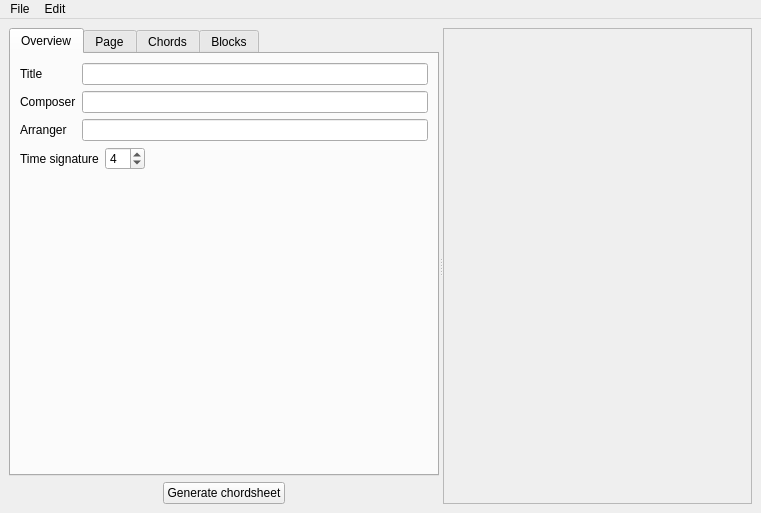
Above: ui/mainwindow.ui from ivanholmes/chordsheet before the change. Below: the same form after it.
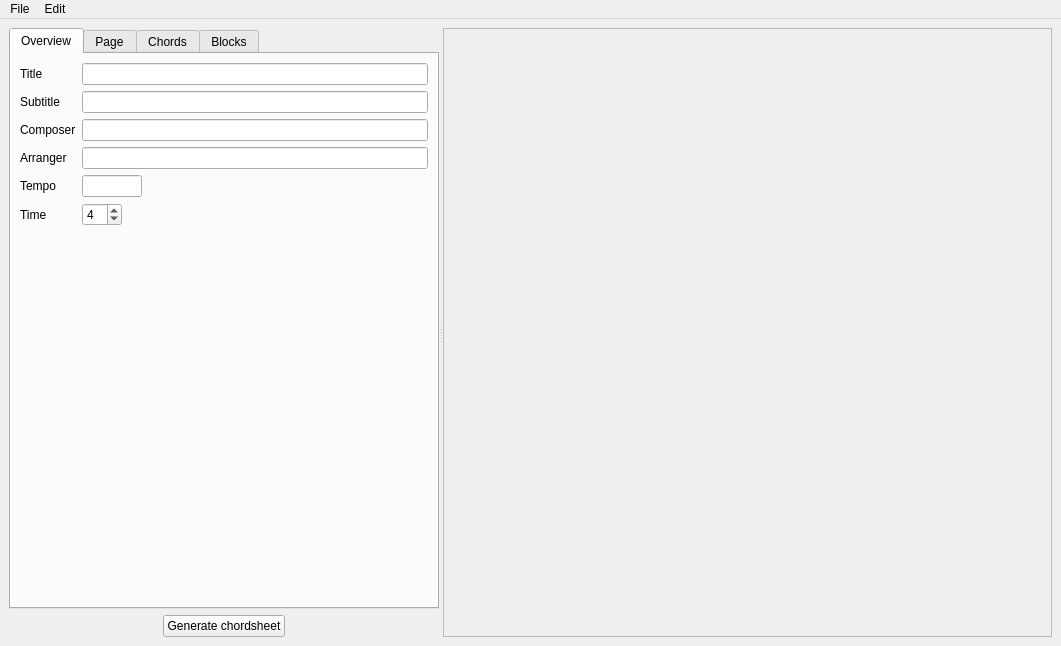
That is the form after the change. Custom widgets are drawn as their Qt base class.

Commit message: Add subtitle and tempo fields Allow changing block width

Patch:
```diff
--- a/ui/mainwindow.ui
+++ b/ui/mainwindow.ui
@@ -6,8 +6,8 @@
    <rect>
     <x>0</x>
     <y>0</y>
-    <width>761</width>
-    <height>513</height>
+    <width>1061</width>
+    <height>646</height>
    </rect>
   </property>
   <property name="windowTitle">
@@ -42,7 +42,7 @@
        <property name="minimumSize">
         <size>
          <width>430</width>
-         <height>400</height>
+         <height>600</height>
         </size>
        </property>
        <property name="maximumSize">
@@ -104,13 +104,23 @@
                    </widget>
                   </item>
                   <item row="1" column="0">
+                   <widget class="QLabel" name="subtitleLabel">
+                    <property name="text">
+                     <string>Subtitle</string>
+                    </property>
+                   </widget>
+                  </item>
+                  <item row="1" column="1">
+                   <widget class="QLineEdit" name="subtitleLineEdit"/>
+                  </item>
+                  <item row="2" column="0">
                    <widget class="QLabel" name="composerLabel">
                     <property name="text">
                      <string>Composer</string>
                     </property>
                    </widget>
                   </item>
-                  <item row="1" column="1">
+                  <item row="2" column="1">
                    <widget class="QLineEdit" name="composerLineEdit">
                     <property name="sizePolicy">
                      <sizepolicy hsizetype="MinimumExpanding" vsizetype="Fixed">
@@ -120,14 +130,14 @@
                     </property>
                    </widget>
                   </item>
-                  <item row="2" column="0">
+                  <item row="3" column="0">
                    <widget class="QLabel" name="arrangerLabel">
                     <property name="text">
                      <string>Arranger</string>
                     </property>
                    </widget>
                   </item>
-                  <item row="2" column="1">
+                  <item row="3" column="1">
                    <widget class="QLineEdit" name="arrangerLineEdit">
                     <property name="sizePolicy">
                      <sizepolicy hsizetype="MinimumExpanding" vsizetype="Fixed">
@@ -137,18 +147,37 @@
                     </property>
                    </widget>
                   </item>
-                 </layout>
-                </item>
-                <item>
-                 <layout class="QFormLayout" name="formLayoutTimeSignature">
-                  <item row="0" column="0">
+                  <item row="4" column="0">
+                   <widget class="QLabel" name="tempoLabel">
+                    <property name="text">
+                     <string>Tempo</string>
+                    </property>
+                   </widget>
+                  </item>
+                  <item row="4" column="1">
+                   <widget class="QLineEdit" name="tempoLineEdit">
+                    <property name="sizePolicy">
+                     <sizepolicy hsizetype="Fixed" vsizetype="Fixed">
+                      <horstretch>0</horstretch>
+                      <verstretch>0</verstretch>
+                     </sizepolicy>
+                    </property>
+                    <property name="maximumSize">
+                     <size>
+                      <width>60</width>
+                      <height>16777215</height>
+                     </size>
+                    </property>
+                   </widget>
+                  </item>
+                  <item row="5" column="0">
                    <widget class="QLabel" name="timeSignatureLabel">
                     <property name="text">
-                     <string>Time signature</string>
+                     <string>Time</string>
                     </property>
                    </widget>
                   </item>
-                  <item row="0" column="1">
+                  <item row="5" column="1">
                    <widget class="QSpinBox" name="timeSignatureSpinBox">
                     <property name="maximumSize">
                      <size>
@@ -739,8 +768,8 @@
          <rect>
           <x>0</x>
           <y>0</y>
-          <width>298</width>
-          <height>465</height>
+          <width>598</width>
+          <height>598</height>
          </rect>
         </property>
         <property name="autoFillBackground">
@@ -787,7 +816,7 @@
     <rect>
      <x>0</x>
      <y>0</y>
-     <width>761</width>
+     <width>1061</width>
      <height>22</height>
     </rect>
    </property>
```
Left out of the diff: 46 changed lines with no effect on the pictures. The commit also changes 5 other files.
